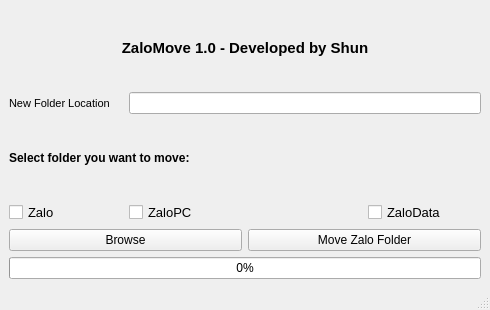
The window that ui/mainwindow.ui (minhynguyen2464/Zalo-Mover) describes before a commit, drawn with Qt 5.
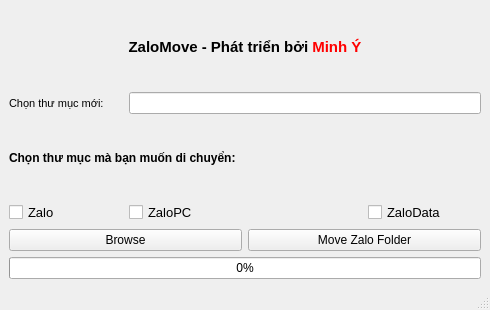
The same window after the commit.

What changed in the file:
```diff
--- a/ui/mainwindow.ui
+++ b/ui/mainwindow.ui
@@ -21,26 +21,6 @@
   </property>
   <widget class="QWidget" name="centralwidget">
    <layout class="QGridLayout" name="gridLayout">
-    <item row="0" column="0" colspan="4">
-     <widget class="QLabel" name="label_2">
-      <property name="font">
-       <font>
-        <pointsize>11</pointsize>
-        <weight>75</weight>
-        <bold>true</bold>
-       </font>
-      </property>
-      <property name="text">
-       <string>ZaloMove 1.0 - Developed by Shun</string>
-      </property>
-      <property name="alignment">
-       <set>Qt::AlignCenter</set>
-      </property>
-      <property name="indent">
-       <number>-1</number>
-      </property>
-     </widget>
-    </item>
     <item row="1" column="0">
      <widget class="QLabel" name="label">
       <property name="font">
@@ -49,7 +29,7 @@
        </font>
       </property>
       <property name="text">
-       <string>New Folder Location</string>
+       <string>Chọn thư mục mới:</string>
       </property>
      </widget>
     </item>
@@ -87,7 +67,7 @@
        </font>
       </property>
       <property name="text">
-       <string>Select folder you want to move:</string>
+       <string>Chọn thư mục mà bạn muốn di chuyển:</string>
       </property>
       <property name="wordWrap">
        <bool>false</bool>
@@ -148,6 +128,30 @@
       </property>
      </widget>
     </item>
+    <item row="0" column="0" colspan="4">
+     <widget class="QLabel" name="label_2">
+      <property name="font">
+       <font>
+        <pointsize>11</pointsize>
+        <weight>75</weight>
+        <bold>true</bold>
+        <underline>false</underline>
+       </font>
+      </property>
+      <property name="text">
+       <string>&lt;html&gt;&lt;head/&gt;&lt;body&gt;&lt;p&gt;ZaloMove - Phát triển bởi &lt;span style=&quot; color:#ff0000;&quot;&gt;Minh Ý&lt;/span&gt;&lt;/p&gt;&lt;/body&gt;&lt;/html&gt;</string>
+      </property>
+      <property name="textFormat">
+       <enum>Qt::AutoText</enum>
+      </property>
+      <property name="alignment">
+       <set>Qt::AlignCenter</set>
+      </property>
+      <property name="indent">
+       <number>-1</number>
+      </property>
+     </widget>
+    </item>
    </layout>
   </widget>
   <widget class="QMenuBar" name="menubar">
```
